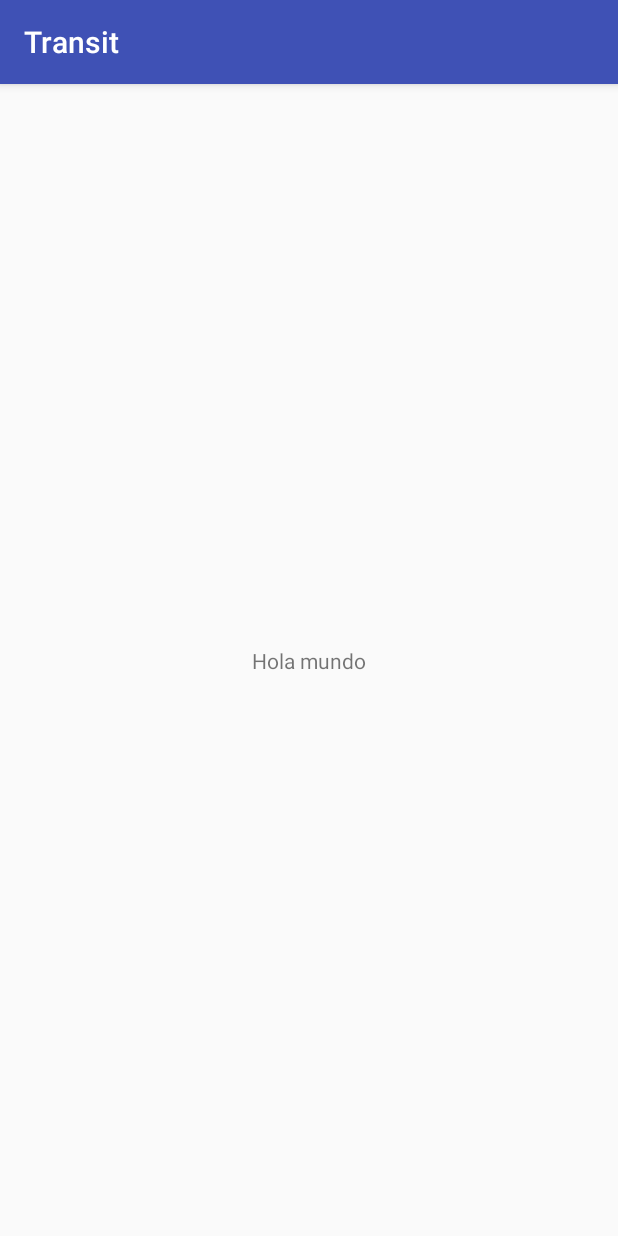
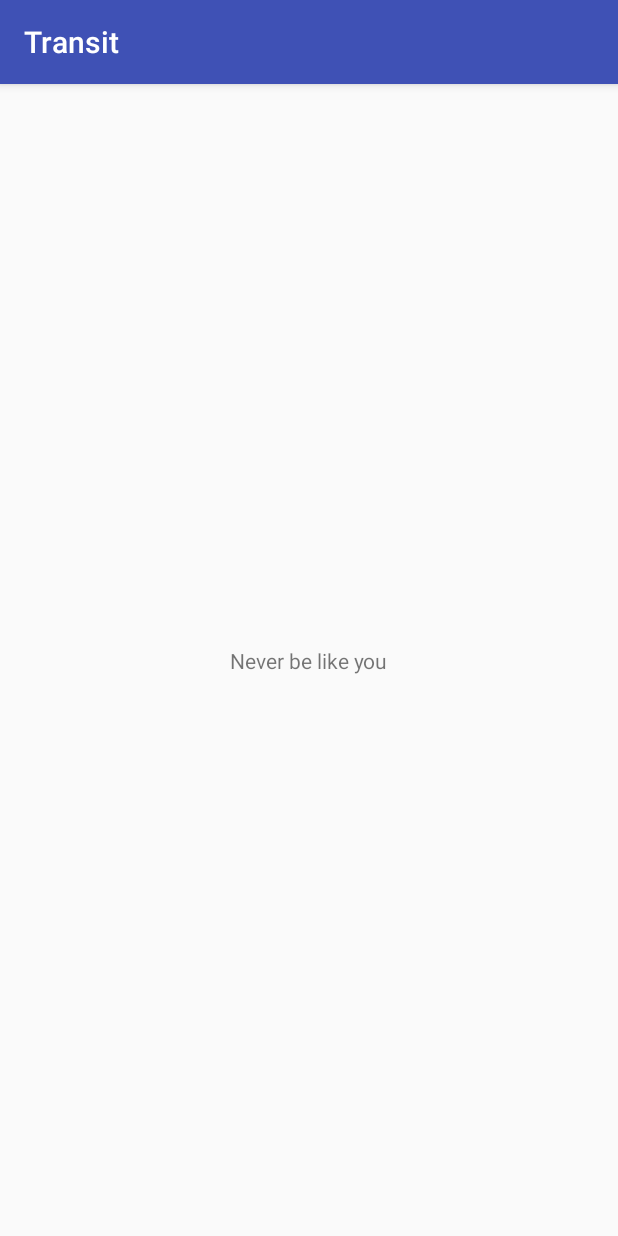
Before and after one commit to secretmessage/transit, an Android app: the screen it shows after launch (MainActivity), on a phone screen of 412 x 824 dp. Run offline under Robolectric (Android 15) with nearby library versions, the phone set to English and light mode, and no system bars.

Commit message:
test git commit

```diff
--- a/app/src/main/res/layout/activity_main.xml
+++ b/app/src/main/res/layout/activity_main.xml
@@ -9,7 +9,7 @@
     <TextView
         android:layout_width="wrap_content"
         android:layout_height="wrap_content"
-        android:text="Hola mundo"
+        android:text="Never be like you"
         app:layout_constraintBottom_toBottomOf="parent"
         app:layout_constraintLeft_toLeftOf="parent"
         app:layout_constraintRight_toRightOf="parent"
```
